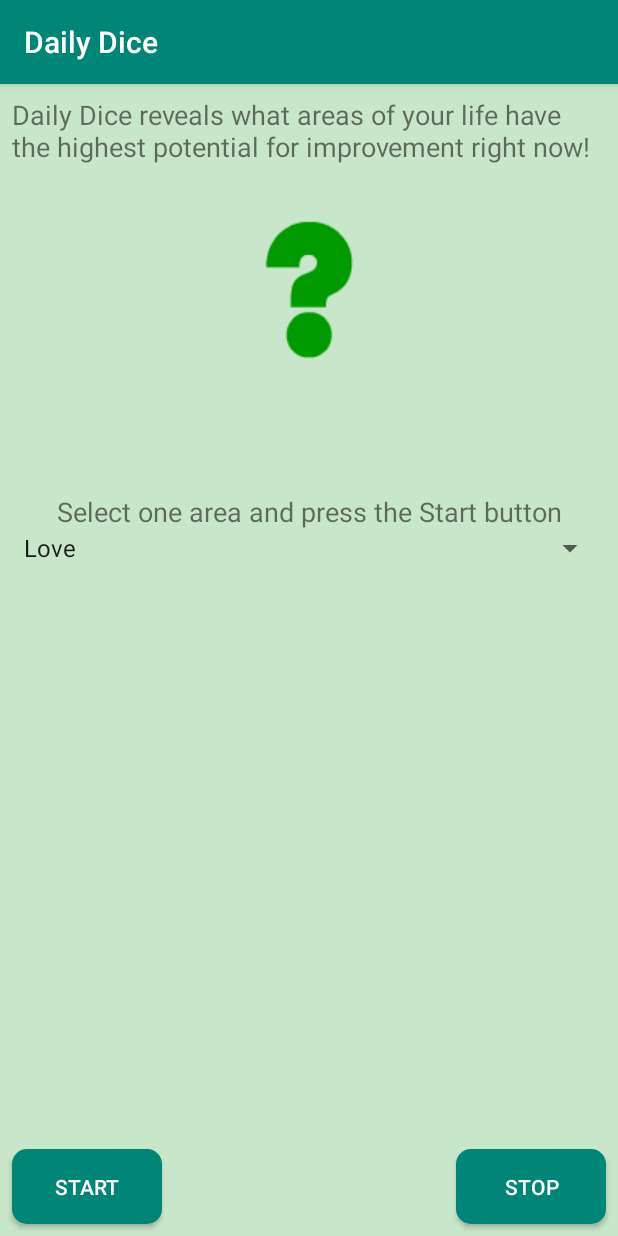
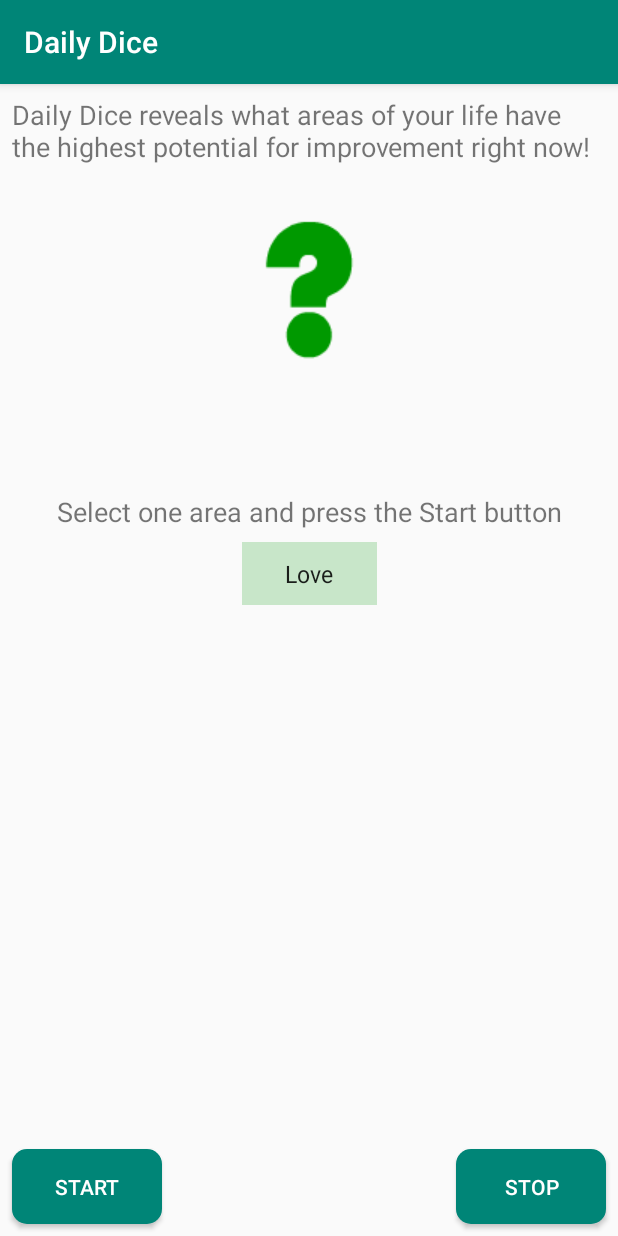
Before and after one commit to seekweeteck/MyDice, an Android app: the screen it shows after launch (MainActivity), on a phone screen of 412 x 824 dp. Run offline under Robolectric (Android 15) with nearby library versions, the phone set to English and light mode, and no system bars.

Commit message:
Minor UI update

```diff
--- a/app/src/main/res/layout/activity_main.xml
+++ b/app/src/main/res/layout/activity_main.xml
@@ -4,7 +4,6 @@
     xmlns:tools="http://schemas.android.com/tools"
     android:layout_width="match_parent"
     android:layout_height="match_parent"
-    android:background="@color/colorLight"
     tools:context=".MainActivity">
 
     <TextView
@@ -78,16 +77,15 @@
 
     <Spinner
         android:id="@+id/spinnerArea"
-        android:layout_width="0dp"
+        android:layout_width="wrap_content"
         android:layout_height="wrap_content"
-        android:layout_marginStart="8dp"
-        android:layout_marginLeft="8dp"
-        android:layout_marginEnd="8dp"
-        android:layout_marginRight="8dp"
+        android:layout_marginTop="8dp"
+        android:background="@color/colorLight"
         android:entries="@array/area"
+        android:gravity="center"
+        android:padding="10dp"
         android:spinnerMode="dialog"
         app:layout_constraintEnd_toEndOf="parent"
-        app:layout_constraintHorizontal_bias="0.0"
         app:layout_constraintStart_toStartOf="parent"
         app:layout_constraintTop_toBottomOf="@+id/textViewTips" />
 
--- a/app/src/main/res/values/colors.xml
+++ b/app/src/main/res/values/colors.xml
@@ -1,6 +1,6 @@
 <?xml version="1.0" encoding="utf-8"?>
 <resources>
-    <color name="colorLight">#c8e6c9</color>
+    <color name="colorLight">#C8E6C9</color>
     <color name="colorPrimary">#008577</color>
     <color name="colorPrimaryDark">#00574B</color>
     <color name="colorAccent">#D81B60</color>
```
